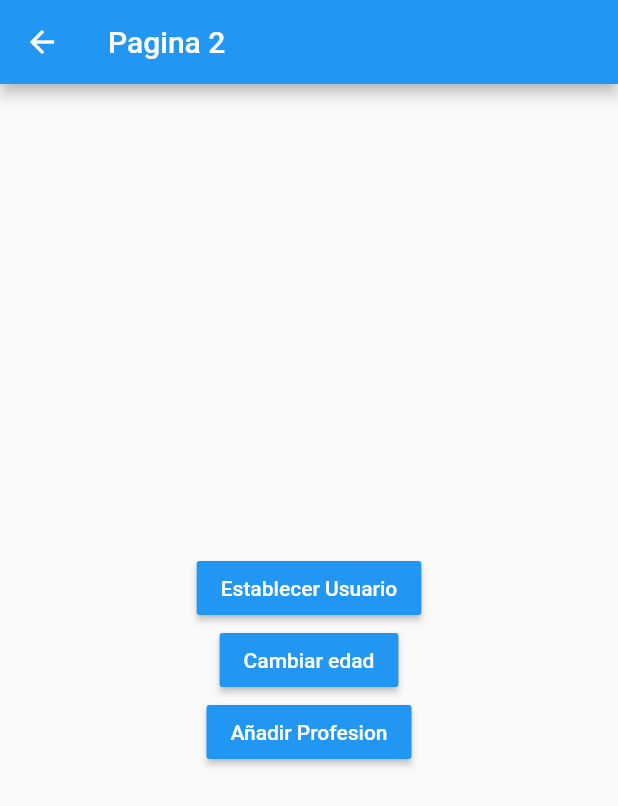
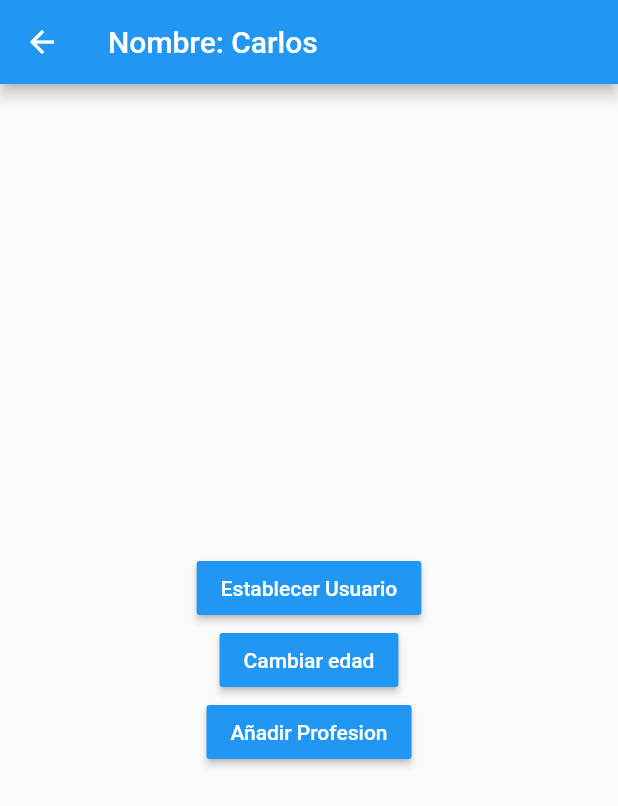
Before and after one commit to sigmasyd/fl_estados, a Flutter app: the Pagina2Page screen opened by its route, after a tap on "Establecer Usuario", on a phone screen of 412 x 824 dp. Shown: the top 806 px of the screen. Run offline on Flutter 3.47's test engine with Material 2 defaults, Android fonts, the phone set to English and light mode, and no system bars; accounts and stored records are empty.

Commit message:
Confirmando implementacion de tarea 	modificado:     lib/pages/pagina1_page.dart 	modificado:     lib/pages/pagina2_page.dart

```diff
--- a/lib/pages/pagina1_page.dart
+++ b/lib/pages/pagina1_page.dart
@@ -17,9 +17,8 @@ class Pagina1Page extends StatelessWidget {
         actions: [
           IconButton(
             icon: Icon(Icons.exit_to_app),
-            onPressed: () {
-              usuarioService.removerUsuario();
-            }
+            //onPressed: usuarioService.removerUsuario //llamando funcion con su referencia
+            onPressed: ()=>usuarioService.removerUsuario() // usando funcion de flecha
           )
         ],
       ),
--- a/lib/pages/pagina2_page.dart
+++ b/lib/pages/pagina2_page.dart
@@ -6,9 +6,12 @@ import 'package:provider/provider.dart';
 class Pagina2Page extends StatelessWidget {
   @override
   Widget build(BuildContext context) {
+    final usuarioService = Provider.of<UsuarioService>(context);
     return Scaffold(
       appBar: AppBar(
-        title: Text('Pagina 2'),
+        title: usuarioService.existeUsuario
+            ? Text('Nombre: ${usuarioService.usuario.nombre}')
+            : Text('Pagina 2'),
       ),
       body: Center(
         child: Column(
@@ -19,12 +22,12 @@ class Pagina2Page extends StatelessWidget {
                   style: TextStyle(color: Colors.white)),
               color: Colors.blue,
               onPressed: () {
-                final usuarioService = Provider.of<UsuarioService>(context,
+                /*final usuarioService = Provider.of<UsuarioService>(context,
                     //listen: true // aunque este por true, al estar dentro
                     // del metodo no podra redibujarse al no tener un metodo
                     // rebuild por lo cual dara error, por lo cual la
                     // recomendacion es set listen a false
-                    listen: false);
+                    listen: false);*/
                 final newUser = new Usuario(nombre: 'Carlos', edad: 39);
                 usuarioService.usuario = newUser;
               },
@@ -34,9 +37,9 @@ class Pagina2Page extends StatelessWidget {
                   Text('Cambiar edad', style: TextStyle(color: Colors.white)),
               color: Colors.blue,
               onPressed: () {
-                final usuarioService = Provider.of<UsuarioService>(
+                /*final usuarioService = Provider.of<UsuarioService>(
                   context,listen: false
-                );
+                );*/
                 if (usuarioService.existeUsuario) {
                   usuarioService.cambiarEdad(45);
                 }
```
